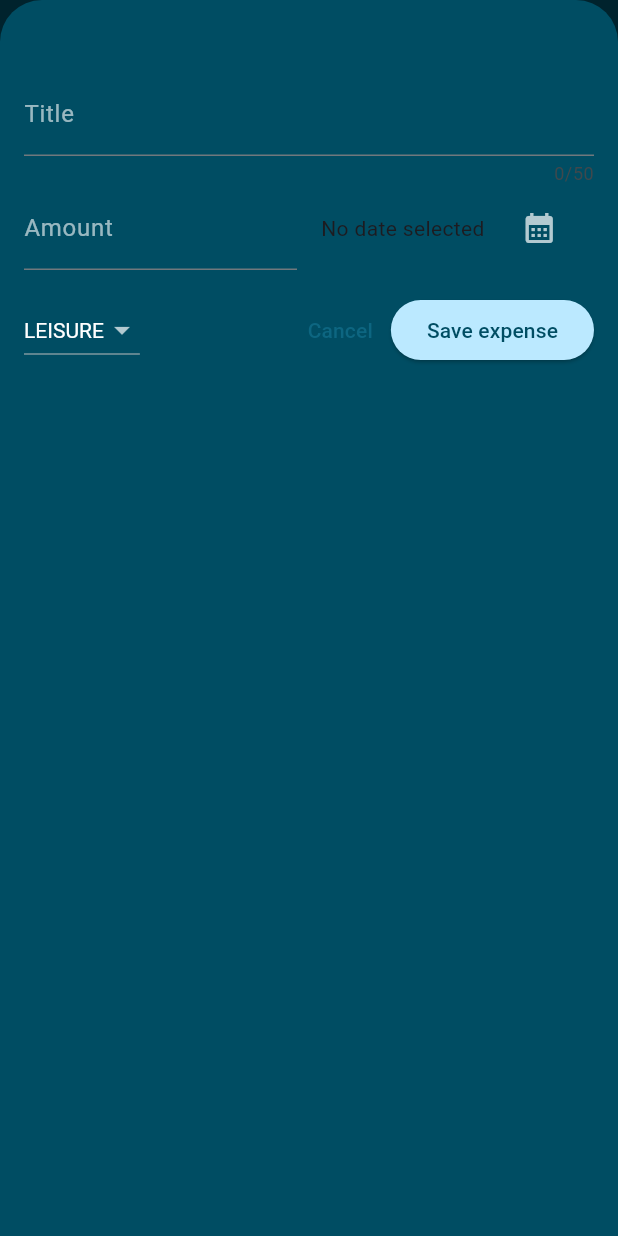
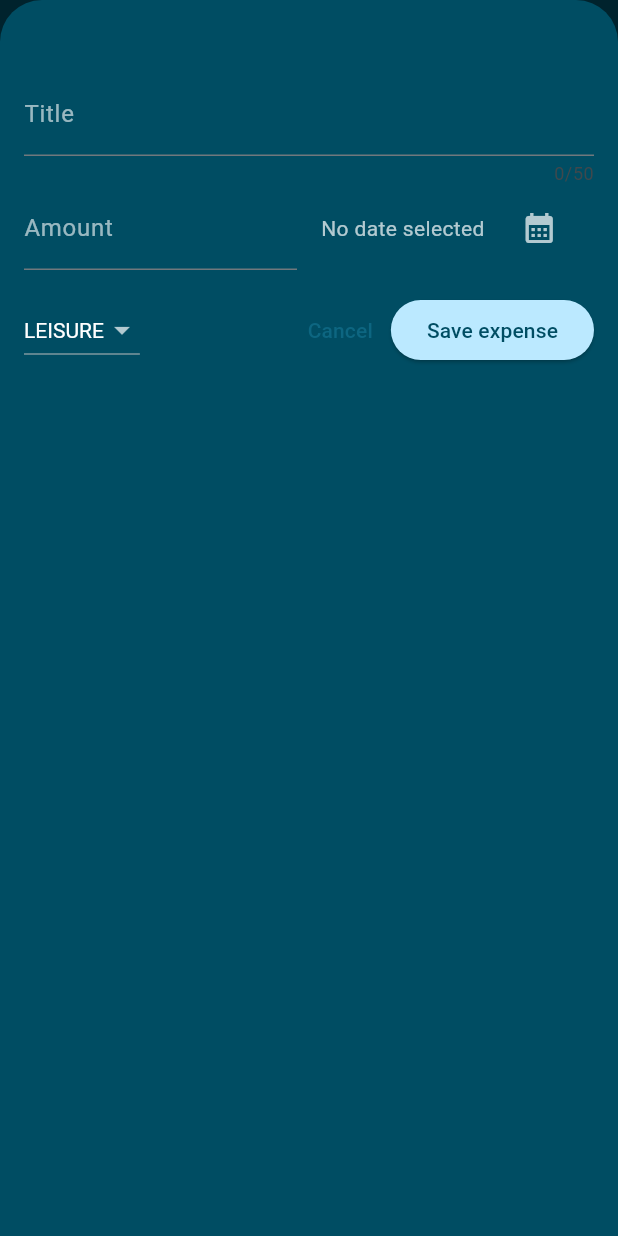
Before and after one commit to AnexDev1/mela_tracker, a Flutter app: the screen it shows after launch, after a tap on the "add" icon, on a phone screen of 412 x 824 dp. Run offline on Flutter 3.47's test engine with Material 3 defaults, Android fonts, the phone set to English and light mode, and no system bars.

```diff
--- a/lib/widgets/new_expense.dart
+++ b/lib/widgets/new_expense.dart
@@ -117,6 +117,11 @@ class _NewExpenseState extends State<NewExpense> {
                           : formatter.format(
                               _selectedDate!,
                             ),
+                      style: TextStyle(
+                        color: Theme.of(context).brightness == Brightness.dark
+                            ? Colors.white70
+                            : Colors.black87,
+                      ),
                     ),
                     Expanded(
                       child: IconButton(
```
Also changed, not shown: lib/models/expense.dart (+19 -0 lines).
